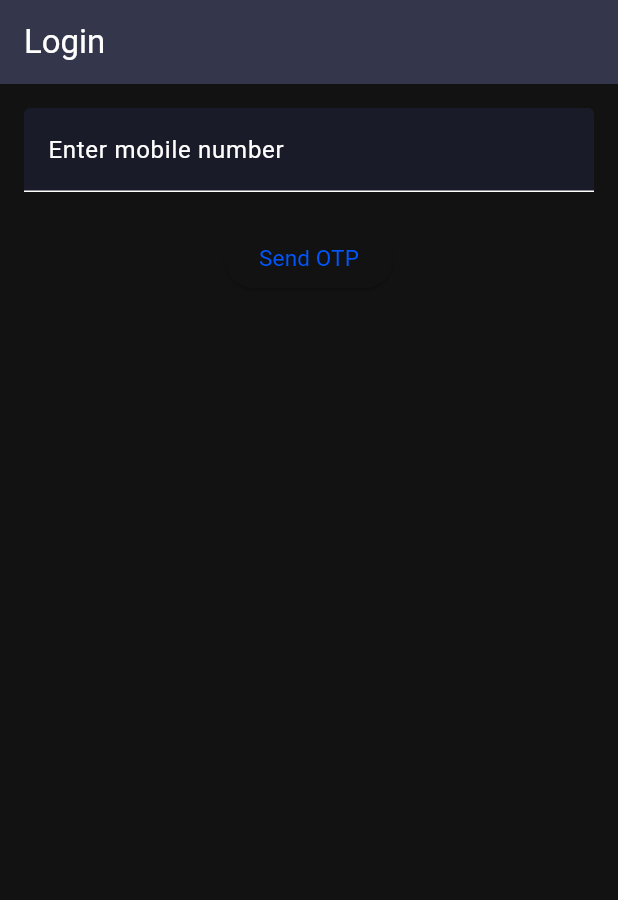
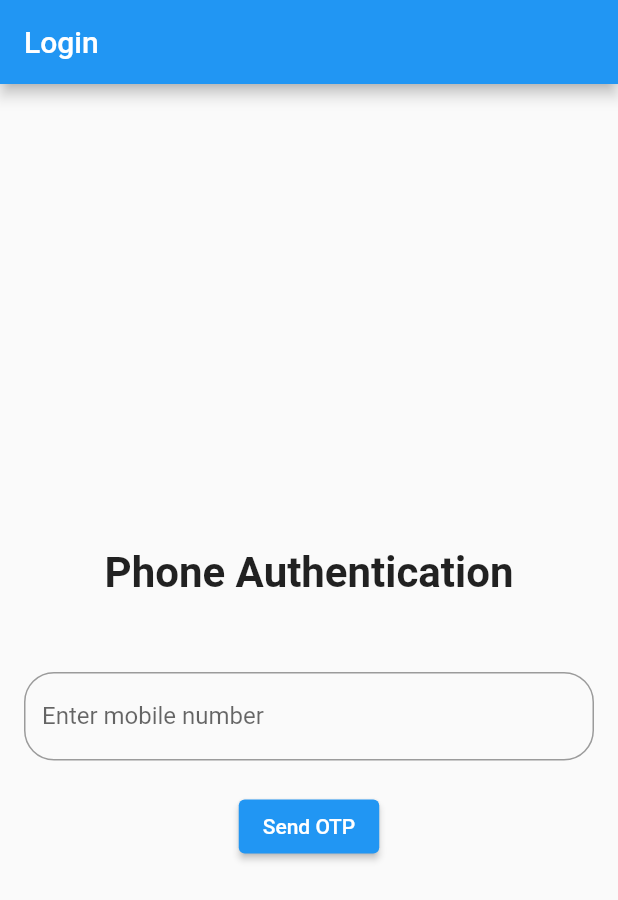
Before and after one commit to OPRoger/Stock_Pathshala_POC, a Flutter app: the screen it shows after launch, on a phone screen of 412 x 824 dp. Shown: the top 900 px of the screen. Run offline on Flutter 3.47's test engine with Material 2 defaults, Android fonts, the phone set to English and light mode, and no system bars; our stand-ins replace get, shared_preferences; Roboto replaces fonts that are missing (Poppins).

Commit message:
updating the loginController

```diff
--- a/lib/Pages/Auth/widgets/login_form.dart
+++ b/lib/Pages/Auth/widgets/login_form.dart
@@ -1,4 +1,3 @@
-
 import 'package:flutter/material.dart';
 import 'package:get/get.dart';
 import 'package:get/get_core/src/get_main.dart';
@@ -22,12 +21,33 @@ class _LoginFormState extends State<LoginForm> {
       body: Padding(
         padding: const EdgeInsets.all(16.0),
         child: Column(
+          mainAxisAlignment: MainAxisAlignment.center,
           children: [
-            TextField(
-              decoration: InputDecoration(labelText: 'Enter mobile number'),
+            Column(
+              children: [
+                Container(
+                  margin: EdgeInsets.only(top: 60),
+                  child: Center(
+                    child: Text(
+                      'Phone Authentication',
+                      style: TextStyle(fontWeight: FontWeight.bold, fontSize: 28),
+                    ),
+                  ),
+                ),
+                SizedBox(height: 50,),
+                Container(
+                  child: TextField(
+                    decoration: InputDecoration(
+                      border: OutlineInputBorder(
+                        borderRadius: BorderRadius.circular(20)
+                      ),
+                      labelText: 'Enter mobile number',
+                    ),
+                    keyboardType: TextInputType.number,
                     onChanged: (value) {
                       loginController.phoneNumber.value = value;
                     },
+                  ),
                 ),
                 SizedBox(height: 20),
                 ElevatedButton(
@@ -35,6 +55,8 @@ class _LoginFormState extends State<LoginForm> {
                   child: Text('Send OTP'),
                 ),
               ],
+            )
+          ],
         ),
       ),
     );
--- a/lib/controller/login_controller.dart
+++ b/lib/controller/login_controller.dart
@@ -1,11 +1,15 @@
+import 'package:flutter/material.dart';
 import 'package:get/get.dart';
 import 'package:http/http.dart' as http;
+import 'package:shared_preferences/shared_preferences.dart';
+import 'package:stock_pathshala/Pages/ClassListingPage/ClassListing_Page.dart';
 import 'dart:convert';
 
 import 'package:stock_pathshala/Pages/OTPverification/OTPverification_page.dart';
 
 class LoginController extends GetxController{
-  var phoneNumber = ''.obs;
+  TextEditingController otpText = TextEditingController();
+  RxString phoneNumber = ''.obs;
 
   Future<void> login() async {
     var url = 'https://internal.stockpathshala.in/api/v1/login-register';
@@ -18,9 +22,39 @@ class LoginController extends GetxController{
       }),
     );
     if (response.statusCode == 200) {
-      Get.to(OTPVerificationPage(phoneNumber.value));
+      Get.to(OTPVerificationPage());
     } else {
       Get.snackbar("Error", "Failed to send OTP");
     }
   }
+
+  Future<void> verifyOTP() async {
+    String otp = otpText.text;  // Fetch OTP directly from the TextEditingController
+
+
+    if (otp.isEmpty) {
+      Get.snackbar("Error", "Please enter the OTP");
+      return;
+    }
+
+    var url = 'https://internal.stockpathshala.in/api/v1/verify-login-register';
+    var response = await http.post(
+      Uri.parse(url),
+      headers: {'Content-Type': 'application/json'},
+      body: jsonEncode({
+        "user_name": phoneNumber,
+        "otp": otp// Use the otp fetched from the TextController
+      }),
+    );
+
+    if (response.statusCode == 200) {
+      var data = jsonDecode(response.body);
+      var accessToken = data['access_token'];
+      var prefs = await SharedPreferences.getInstance();
+      prefs.setString('accessToken', accessToken);
+      Get.to(ClassListingPage());
+    } else {
+      Get.snackbar("Error", "Invalid OTP");
+    }
+  }
 }
--- a/lib/main.dart
+++ b/lib/main.dart
@@ -23,7 +23,7 @@ class MyApp extends StatelessWidget {
   Widget build(BuildContext context) {
     return GetMaterialApp(
       darkTheme: darkTheme,
-      themeMode: ThemeMode.dark,
+      themeMode: ThemeMode.light,
       home: isLoggedIn ? ClassListingPage() : LoginForm(),
     );
   }
```
Also changed, not shown: lib/Pages/OTPverification/OTPverification_page.dart (+8 -8 lines), lib/controller/OTP_controller.dart (+16 -35 lines). Lines whose indentation alone changed are shown as unchanged.
